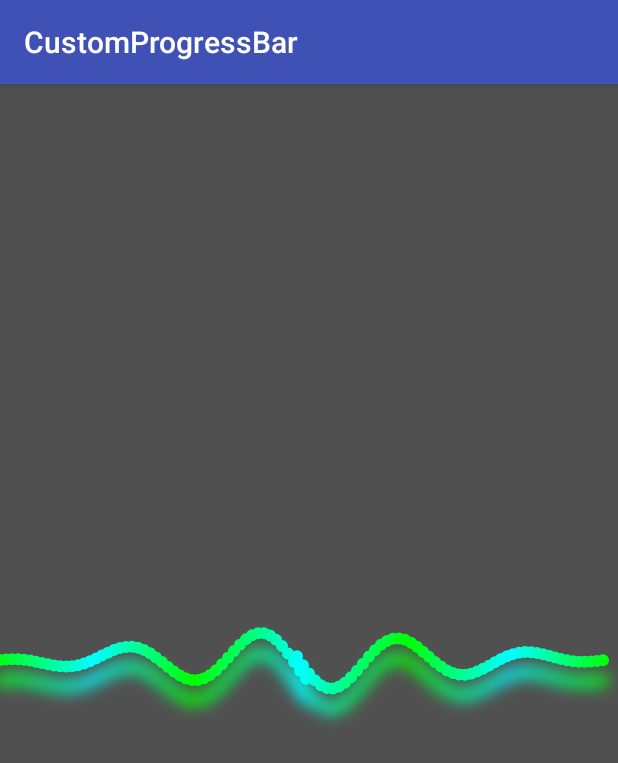
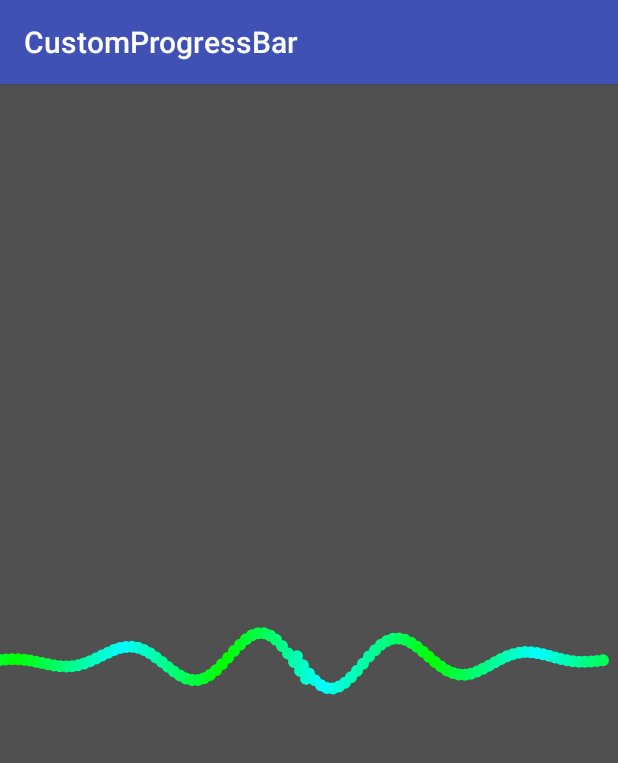
Before and after one commit to Xsinh/sinusoid_bar, an Android app: the screen it shows after launch (TestActivity), on a phone screen of 412 x 824 dp. Shown: the top 763 px of the screen. Run offline under Robolectric (Android 15) with nearby library versions, the phone set to English and light mode, and no system bars.

Commit message:
fuckup again

```diff
--- a/app/src/main/java/com/view/custom/dmitriy/customprogressbar/TestActivity.kt
+++ b/app/src/main/java/com/view/custom/dmitriy/customprogressbar/TestActivity.kt
@@ -2,6 +2,7 @@ package com.view.custom.dmitriy.customprogressbar
 
 import android.support.v7.app.AppCompatActivity
 import android.os.Bundle
+import com.view.custom.dmitriy.caramelbar.model.SinusoidBar
 import kotlinx.android.synthetic.main.activity_test.*
 
 class TestActivity : AppCompatActivity() {
--- a/app/src/main/res/layout/activity_test.xml
+++ b/app/src/main/res/layout/activity_test.xml
@@ -1,5 +1,6 @@
 <?xml version="1.0" encoding="utf-8"?>
-<android.support.constraint.ConstraintLayout xmlns:android="http://schemas.android.com/apk/res/android"
+<android.support.constraint.ConstraintLayout
+    xmlns:android="http://schemas.android.com/apk/res/android"
     xmlns:app="http://schemas.android.com/apk/res-auto"
     xmlns:tools="http://schemas.android.com/tools"
     android:layout_width="match_parent"
@@ -9,8 +10,12 @@
 
     <com.view.custom.dmitriy.caramelbar.model.SinusoidBar
         android:id="@+id/caramelBar"
+        android:layout_width="match_parent"
+        android:layout_height="match_parent"
+        android:layout_marginBottom="90dp"
+        android:layout_marginTop="90dp"
         app:acid="true"
-        android:layout_width="match_parent"
-        android:layout_height="match_parent" />
+        app:layout_constraintBottom_toBottomOf="parent"
+        app:layout_constraintTop_toTopOf="parent" />
 
 </android.support.constraint.ConstraintLayout>
--- a/sinusoidbar/src/main/java/com/view/custom/dmitriy/caramelbar/model/SinusoidBar.kt
+++ b/sinusoidbar/src/main/java/com/view/custom/dmitriy/caramelbar/model/SinusoidBar.kt
@@ -19,7 +19,7 @@ import com.view.custom.dmitriy.caramelbar.view.SinusoidBuilderView
 /**
  * Created by Dmitriy on 22.01.2018.
  */
-class SinusoidBar(context: Context, attrs: AttributeSet?) : View(context, attrs), Runnable, PaintView, SinusoidBuilderView{
+class SinusoidBar(context: Context, attrs: AttributeSet) : View(context, attrs), Runnable, PaintView, SinusoidBuilderView{
 
     private val appContext = context
     private val attributeSet = attrs
--- a/sinusoidbar/src/main/java/com/view/custom/dmitriy/caramelbar/presenter/PaintPresenter.kt
+++ b/sinusoidbar/src/main/java/com/view/custom/dmitriy/caramelbar/presenter/PaintPresenter.kt
@@ -7,6 +7,7 @@ import android.graphics.LinearGradient
 import android.graphics.Paint
 import android.graphics.Shader
 import android.util.AttributeSet
+import android.util.Log
 import com.view.custom.dmitriy.caramelbar.R
 import com.view.custom.dmitriy.caramelbar.view.PaintView
 
@@ -24,7 +25,7 @@ class PaintPresenter(context: Context, attributeSet: AttributeSet?) : PaintView
         const val canvasObjectsSize = 8f
         const val shadowLayerRadius = 12f
         const val shadowLayerDx = 0f
-        const val shadowLayerdy = 20f
+        const val shadowLayerDy = 20f
         const val shadowLayerColor = Color.DKGRAY
 
         var barShader = LinearGradient(0f, 0f, 100f, 20f, Color.CYAN, Color.GREEN, Shader.TileMode.MIRROR)
@@ -42,7 +43,7 @@ class PaintPresenter(context: Context, attributeSet: AttributeSet?) : PaintView
 
     /**
      * Если в xml добавить 'app:acid="true"',
-     * о получится интересный эффект :)
+     * то получится интересный эффект :)
      */
     private fun attributeAcid() {
         typedArray = appContext.theme.obtainStyledAttributes(
@@ -51,10 +52,11 @@ class PaintPresenter(context: Context, attributeSet: AttributeSet?) : PaintView
                 0, 0
         )
         try {
-            if (typedArray.getBoolean(R.styleable.SinusoidBar_acid, true)) {
-                paintCaramelBar.setShadowLayer( shadowLayerRadius, shadowLayerDx, shadowLayerdy, Color.DKGRAY )
+            if (typedArray.getBoolean(R.styleable.SinusoidBar_acid, false)) {
+                paintCaramelBar.setShadowLayer( shadowLayerRadius, shadowLayerDx, shadowLayerDy, shadowLayerColor )
             }
-        } finally {
+        }
+        finally {
             typedArray.recycle()
         }
     }
```
